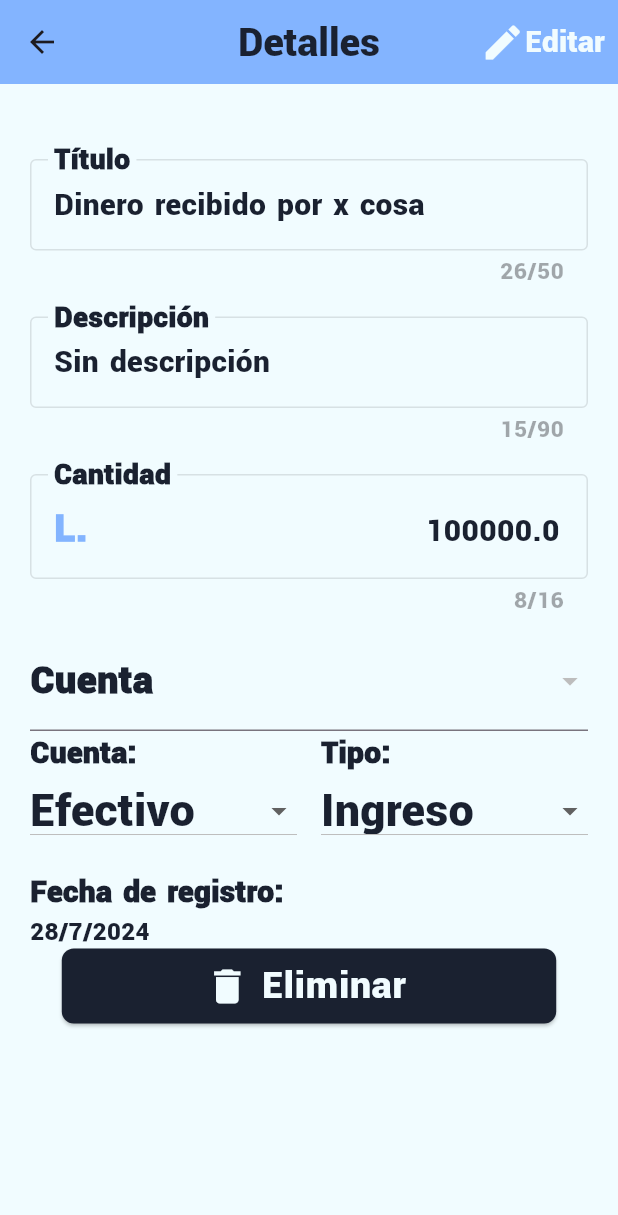
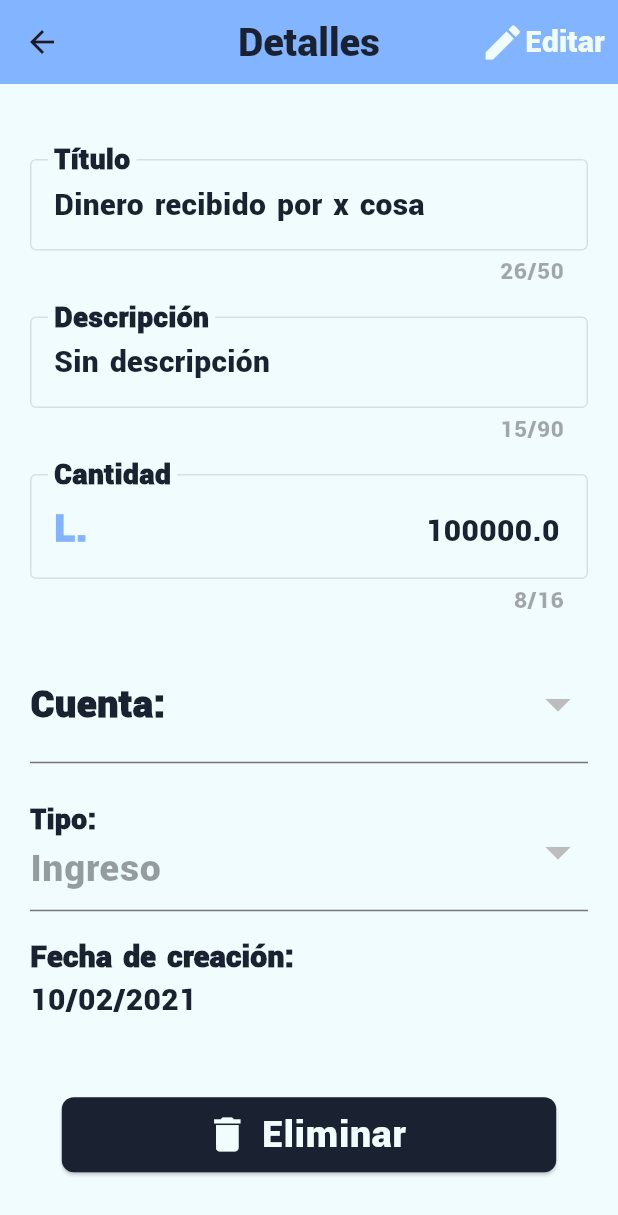
Before and after one commit to H4uSen/App-FINTES, a Flutter app: the RegistrydetailsPage screen opened directly with sample values from the repository, on a phone screen of 412 x 824 dp. Shown: the top 1215 px of the screen. Run offline on Flutter 3.47's test engine with Material 3 defaults, Android fonts, the phone set to English and light mode, and no system bars; accounts and stored records are empty; Roboto replaces fonts that are missing (Roboto-Regular).

Commit message:
Arreglos en la pagina de detalles de los registros

```diff
--- a/lib/business_logic/data/accounts_data.dart
+++ b/lib/business_logic/data/accounts_data.dart
@@ -40,6 +40,4 @@ List<Account> accounts = const [
     accountType: AccountType.recurrentPayment,
     recurrentAmount: 250.00,
   ),
-
-
 ];
--- a/lib/business_logic/models/registry_model.dart
+++ b/lib/business_logic/models/registry_model.dart
@@ -1,4 +1,3 @@
-import 'package:app_fintes/business_logic/models/account_model.dart';
 class Registry {
   final String registryId;
   final String title;
@@ -7,7 +6,7 @@ class Registry {
   final String ownerId;
   final double amount;
   final bool isDeposit;
-  final DateTime date;
+  final String date;
 
   Registry({
     required this.ownerId,
--- a/lib/pages/home_page.dart
+++ b/lib/pages/home_page.dart
@@ -43,7 +43,7 @@ class _InicioPageState extends State<InicioPage> {
         children: [
           const CustomDivider(title: 'Resumen de metas'),
           SizedBox(
-            height: 250,
+            height: 300,
             child: ListView.builder(
                   scrollDirection: Axis.horizontal,
                   itemCount: goalAccounts.length,
--- a/lib/pages/registrydetails_page.dart
+++ b/lib/pages/registrydetails_page.dart
@@ -22,13 +22,25 @@ class _RegistrydetailsPageState extends State<RegistrydetailsPage> {
   Widget build(BuildContext context) {
     Registry registry = ModalRoute.of(context)!.settings.arguments as Registry;
     List<Account> accounts = getUserAccounts(globalUser!.id);
-    List<DropdownMenuItem<String>> options = [
+    List<DropdownMenuItem<String>> accountOptions = [
       for (Account account in accounts)
         DropdownMenuItem<String>(
           value: account.accountId,
           child: Text(account.accountName),
         )
     ];
+    List<DropdownMenuItem<String>> resgistryTypeOpts = const [
+      DropdownMenuItem<String>(
+        value: 'Ingreso',
+        child: Text('Ingreso'),
+      ),
+      DropdownMenuItem<String>(
+        value: 'Egreso',
+        child: Text('Egreso'),
+      ),
+    ];
+
+
     return Scaffold(
       appBar: AppBar(
         title: const Text(
@@ -48,6 +60,8 @@ class _RegistrydetailsPageState extends State<RegistrydetailsPage> {
             ),
             onPressed: (){
               isEditable = !isEditable;
+
+              if(!isEditable) Navigator.popAndPushNamed(context, '/registrydetails', arguments: registry);
               setState(() {});
             },
             child: Row(
@@ -99,82 +113,43 @@ class _RegistrydetailsPageState extends State<RegistrydetailsPage> {
               prefixText: 'L. ',
               keyboardType: TextInputType.number,
               maxLength: 16,
+              validator: (val){
+                if(val!.isEmpty) return 'Este campo es requerido';
+                if(double.tryParse(val) == null) return 'Ingrese un número válido';
+                if(double.parse(val) <= 0) return 'Ingrese un número mayor a 0';
+                return null;
+              },
             ),
 
             CustomDropDown(
               isEditable: isEditable,
-              labeltext: 'Cuenta',
-              options: options,
+              labeltext: 'Cuenta:',
+              value: registry.accountId,
+              options: accountOptions,
               onChanged: (String? newValue) {
-                registry.accountId = newValue!;
-              },
+                },
               ),
 
+            CustomDropDown(
+              isEditable: isEditable,
+              labeltext: 'Tipo:',
+              value: (registry.isDeposit)?'Ingreso':'Egreso',
+              options: resgistryTypeOpts,
+              onChanged: (String? newValue) {
+                print(newValue);
+              },
+            ),
 
-            Row(
-              children: [
-                Expanded(
-                  child: Column(
-                    crossAxisAlignment: CrossAxisAlignment.start,
-                    children: [
-                      Text(
-                        'Cuenta:',
-                        style: TextStyle(fontWeight: FontWeight.bold),
-                      ),
-                      DropdownButton<String>(
-                        isExpanded: true,
-                        value: 'Efectivo',
-                        items: <String>['Efectivo', 'Tarjeta', 'Banco']
-                            .map<DropdownMenuItem<String>>((String value) {
-                          return DropdownMenuItem<String>(
-                            value: value,
-                            child: Text(value),
-                          );
-                        }).toList(),
-                        onChanged: (String? newValue) {
-                          // Add your onChanged logic here
-                        },
-                      ),
-                    ],
-                  ),
-                ),
-                SizedBox(width: 16),
-                Expanded(
-                  child: Column(
-                    crossAxisAlignment: CrossAxisAlignment.start,
-                    children: [
-                      Text(
-                        'Tipo:',
-                        style: TextStyle(fontWeight: FontWeight.bold),
-                      ),
-                      DropdownButton<String>(
-                        isExpanded: true,
-                        value: 'Ingreso',
-                        items: <String>['Ingreso', 'Egreso']
-                            .map<DropdownMenuItem<String>>((String value) {
-                          return DropdownMenuItem<String>(
-                            value: value,
-                            child: Text(value),
-                          );
-                        }).toList(),
-                        onChanged: (String? newValue) {
-                          registry.accountId = newValue!;
-                        },
-                      ),
-                    ],
-                  ),
-                ),
-              ],
-            ),
-            SizedBox(height: 16),
-            Text(
-              'Fecha de registro:',
-              style: TextStyle(fontWeight: FontWeight.bold),
+            const SizedBox(height: 6),
+            const Text(
+              'Fecha de creación:',
+              style: TextStyle(fontWeight: FontWeight.bold,color: CustomColors.black),
             ),
             Text(
-              '28/7/2024',
-              style: TextStyle(fontSize: 16),
+              registry.date,
+              style: Theme.of(context).textTheme.bodyMedium!.apply(color: CustomColors.black),
             ),
+            const SizedBox(height: 50),
 
 
 
@@ -182,10 +157,7 @@ class _RegistrydetailsPageState extends State<RegistrydetailsPage> {
               visible: !isEditable,
               child: Center(
                 child: ElevatedButton.icon(
-                  onPressed: () {
-                    // Add your delete functionality here
-                  },
-                  icon: Icon(Icons.delete, color: CustomColors.white,size: 30,),
+                  icon: const Icon(Icons.delete, color: CustomColors.white,size: 30,),
                   label: Text('Eliminar', style: Theme.of(context).textTheme.bodyLarge!.apply(color: CustomColors.white)),
                   style: ElevatedButton.styleFrom(
                     backgroundColor: CustomColors.black,
@@ -194,6 +166,9 @@ class _RegistrydetailsPageState extends State<RegistrydetailsPage> {
                       borderRadius: BorderRadius.circular(8),
                     ),
                   ),
+                  onPressed: () {
+                    // Add your delete functionality here
+                  },
                 ),
               ),
             ),
@@ -202,11 +177,6 @@ class _RegistrydetailsPageState extends State<RegistrydetailsPage> {
               visible: isEditable,
               child: Center(
                 child: ElevatedButton.icon(
-                  onPressed: () {
-                    if (_formKey.currentState!.validate()) {
-                      // Add your save functionality here
-                    }
-                  },
                   icon: Icon(Icons.save, color: CustomColors.white,size: 30,),
                   label: Text('Guardar', style: Theme.of(context).textTheme.bodyLarge!.apply(color: CustomColors.white)),
                   style: ElevatedButton.styleFrom(
@@ -216,6 +186,11 @@ class _RegistrydetailsPageState extends State<RegistrydetailsPage> {
                       borderRadius: BorderRadius.circular(8),
                     ),
                   ),
+                  onPressed: () {
+                    if (_formKey.currentState!.validate()) {
+                      // Add your save functionality here
+                    }
+                  },
                 ),
               ),
             ),
--- a/lib/widgets/form/custom_dopdown.dart
+++ b/lib/widgets/form/custom_dopdown.dart
@@ -8,29 +8,33 @@ class CustomDropDown extends StatelessWidget {
   const CustomDropDown({
     super.key,
     required this.isEditable, required this.labeltext, required this.options,
-    this.onChanged,
+    this.onChanged, required this.value,
   });
 
   final bool isEditable;
   final String labeltext;
+  final String value;
   final void Function(String?)? onChanged;
   final List<DropdownMenuItem<String>> options;
 
   @override
   Widget build(BuildContext context) {
-    return DropdownButtonFormField<String>(
-
+    return Padding(
+      padding: const EdgeInsets.symmetric(vertical: 10),
+      child: DropdownButtonFormField<String>(
+        iconSize: 40,
         decoration: InputDecoration(
           labelText: labeltext,
           labelStyle: Theme.of(context).textTheme.bodyLarge!.apply(fontWeightDelta: 2),
 
         ),
-      itemHeight: 50,
-      style: Theme.of(context).textTheme.bodyMedium!.apply(color: CustomColors.black),
+        itemHeight: 70,
+        style: Theme.of(context).textTheme.bodyLarge!.apply(color: CustomColors.black),
         isExpanded: true,
-      value: (options.isNotEmpty)?options[0].value:"",
+        value: value,
         items: options,
         onChanged: (isEditable)?onChanged:null,
+      ),
     );
   }
 }
--- a/lib/widgets/form/custom_textformfield.dart
+++ b/lib/widgets/form/custom_textformfield.dart
@@ -21,6 +21,7 @@ class CustomTextFormField extends StatefulWidget {
   final Widget? prefixIcon;
   final String? prefixText;
 
+
   final String? Function(String?)? validator;
   final String initialValue;
   final String labelText;
@@ -35,17 +36,17 @@ class CustomTextFormField extends StatefulWidget {
 }
 
 class _CustomTextFormFieldState extends State<CustomTextFormField> {
-  late final TextEditingController controller;
+  late final TextEditingController _controller;
 
   @override
   void initState() {
     super.initState();
-    controller = TextEditingController(text: (widget.initialValue.isEmpty)?'Sin ${widget.labelText.toLowerCase()}':widget.initialValue);
+    _controller = TextEditingController(text: (widget.initialValue.isEmpty)?'Sin ${widget.labelText.toLowerCase()}':widget.initialValue);
   }
 
   @override
   void dispose() {
-    controller.dispose();
+    _controller.dispose();
     super.dispose();
   }
 
@@ -57,7 +58,7 @@ class _CustomTextFormFieldState extends State<CustomTextFormField> {
     return Padding(
       padding: const EdgeInsets.symmetric( vertical: 10),
       child: TextFormField(
-        controller: controller,
+        controller: _controller,
         minLines: widget.minLines,
         maxLines: widget.maxLines,
         maxLength: widget.maxLength,
@@ -75,6 +76,10 @@ class _CustomTextFormFieldState extends State<CustomTextFormField> {
           enabled: widget.isEditable,
         ),
         validator: widget.validator,
+        onChanged: (value){
+          //_controller
+
+        },
       ),
     );
   }
```
Also changed, not shown: lib/business_logic/data/registries_data.dart (+6 -6 lines), lib/business_logic/data_functions.dart (+76 -51 lines). Lines whose indentation alone changed are shown as unchanged.
